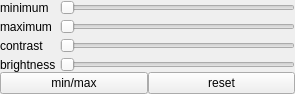
This is af/gui/contrast.ui in manerotoni/afw as Qt 5 draws it before an edit. The edited form follows.
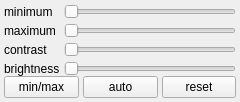
This is the edited form.

Commit message: contrast enhancer fixed, auto button added

What changed in the file:
```diff
--- a/af/gui/contrast.ui
+++ b/af/gui/contrast.ui
@@ -6,8 +6,8 @@
    <rect>
     <x>0</x>
     <y>0</y>
-    <width>295</width>
-    <height>132</height>
+    <width>240</width>
+    <height>140</height>
    </rect>
   </property>
   <property name="sizePolicy">
@@ -27,13 +27,13 @@
   </property>
   <layout class="QVBoxLayout" name="verticalLayout_2" stretch="0">
    <property name="spacing">
-    <number>-1</number>
+    <number>4</number>
    </property>
    <property name="sizeConstraint">
     <enum>QLayout::SetMaximumSize</enum>
    </property>
    <property name="margin">
-    <number>0</number>
+    <number>4</number>
    </property>
    <item>
     <layout class="QVBoxLayout" name="vbox">
@@ -166,7 +166,7 @@
      <item>
       <layout class="QHBoxLayout" name="hbox">
        <property name="spacing">
-        <number>0</number>
+        <number>4</number>
        </property>
        <item>
         <widget class="QPushButton" name="minMaxBtn">
@@ -181,6 +181,13 @@
          </property>
         </widget>
        </item>
+       <item>
+        <widget class="QPushButton" name="autoBtn">
+         <property name="text">
+          <string>auto</string>
+         </property>
+        </widget>
+       </item>
        <item>
         <widget class="QPushButton" name="resetBtn">
          <property name="sizePolicy">
```
The commit also changes 4 other files.
